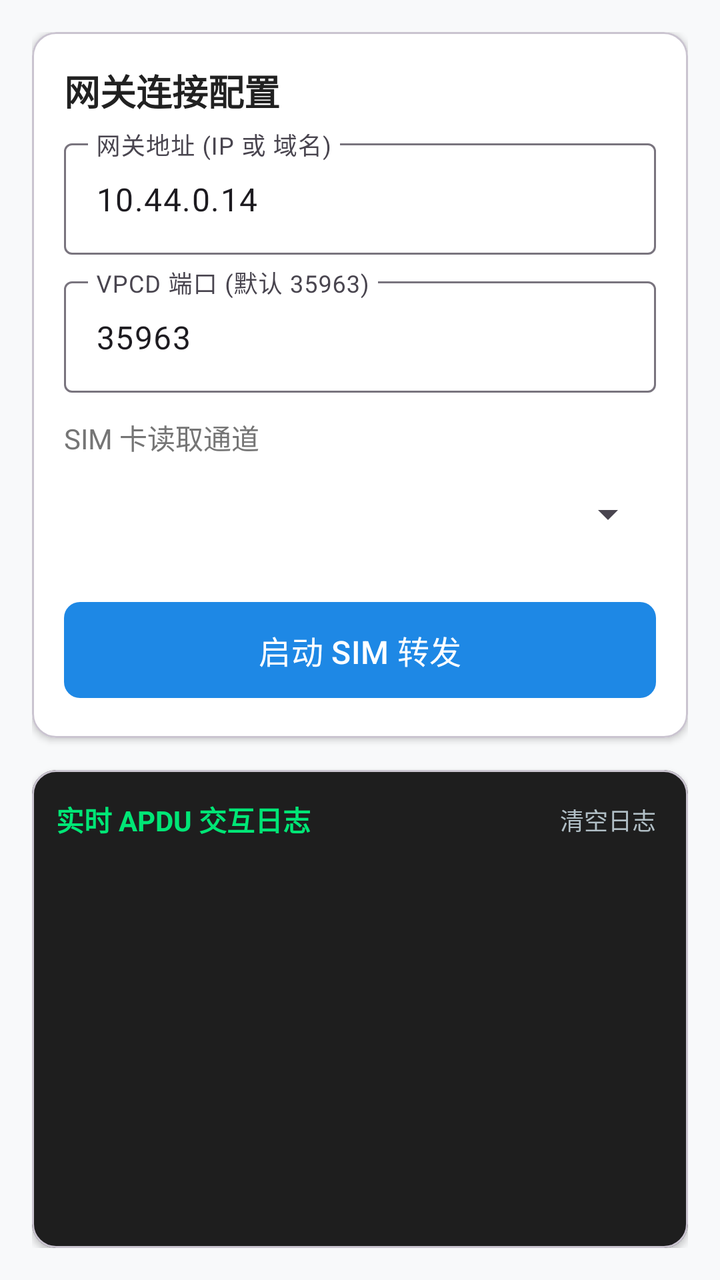
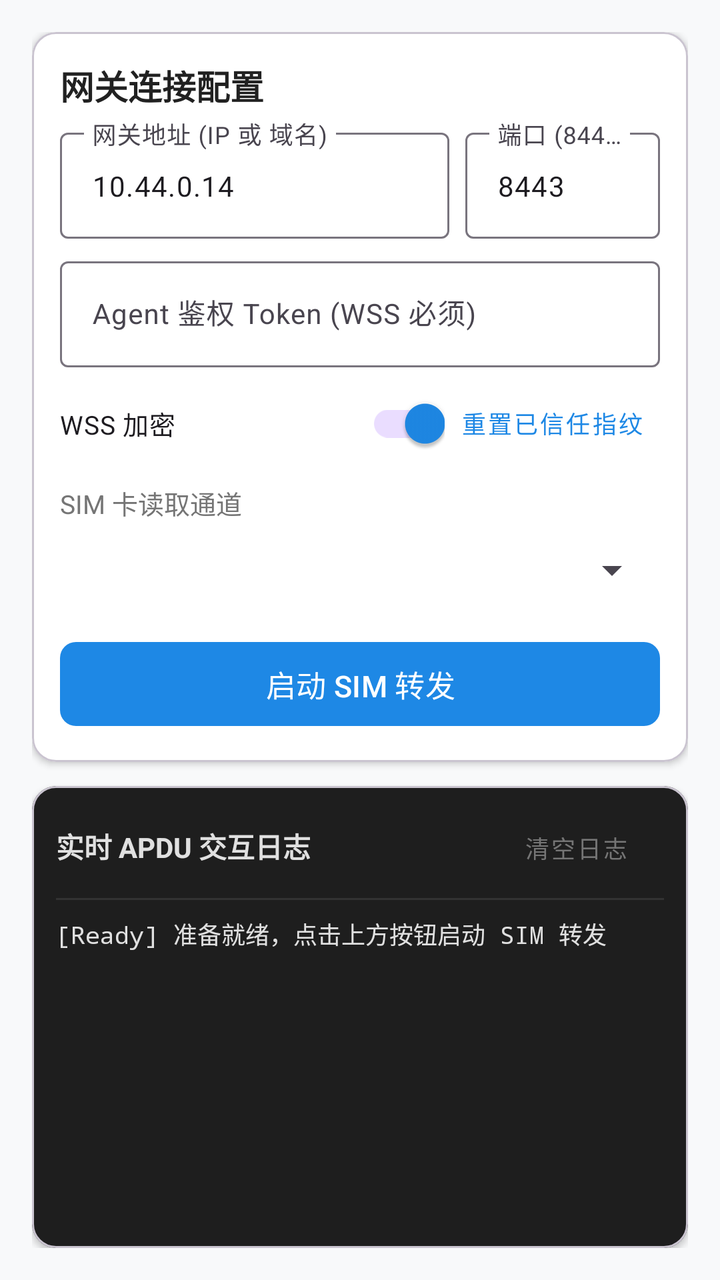

Screens rendered from an Android XML layout before and after an edit, with the pre-edit source and the edit as a unified diff.
<!-- AndroidManifest.xml: application theme Theme.MddCardAgent -->
<!-- res/layout/activity_main.xml -->
<?xml version="1.0" encoding="utf-8"?>
<LinearLayout xmlns:android="http://schemas.android.com/apk/res/android"
    xmlns:app="http://schemas.android.com/apk/res-auto"
    android:layout_width="match_parent"
    android:layout_height="match_parent"
    android:orientation="vertical"
    android:padding="16dp"
    android:background="@color/background">

    
    <com.google.android.material.card.MaterialCardView
        android:layout_width="match_parent"
        android:layout_height="wrap_content"
        android:layout_marginBottom="16dp"
        app:cardCornerRadius="12dp"
        app:cardElevation="2dp"
        app:cardBackgroundColor="@color/surface">

        <LinearLayout
            android:layout_width="match_parent"
            android:layout_height="wrap_content"
            android:orientation="vertical"
            android:padding="16dp">

            <TextView
                android:layout_width="wrap_content"
                android:layout_height="wrap_content"
                android:text="@string/server_config"
                android:textSize="18sp"
                android:textStyle="bold"
                android:textColor="@color/text_primary" />

            <com.google.android.material.textfield.TextInputLayout
                android:layout_width="match_parent"
                android:layout_height="wrap_content"
                android:layout_marginTop="8dp"
                android:hint="@string/gateway_host">

                <com.google.android.material.textfield.TextInputEditText
                    android:id="@+id/editHost"
                    android:layout_width="match_parent"
                    android:layout_height="wrap_content"
                    android:text="10.44.0.14"
                    android:inputType="textUri" />
            </com.google.android.material.textfield.TextInputLayout>

            <com.google.android.material.textfield.TextInputLayout
                android:layout_width="match_parent"
                android:layout_height="wrap_content"
                android:layout_marginTop="8dp"
                android:hint="@string/gateway_port">

                <com.google.android.material.textfield.TextInputEditText
                    android:id="@+id/editPort"
                    android:layout_width="match_parent"
                    android:layout_height="wrap_content"
                    android:text="35963"
                    android:inputType="number" />
            </com.google.android.material.textfield.TextInputLayout>

            <TextView
                android:layout_width="wrap_content"
                android:layout_height="wrap_content"
                android:layout_marginTop="12dp"
                android:text="@string/smartcard_channel"
                android:textSize="14sp"
                android:textColor="@color/text_secondary" />

            <Spinner
                android:id="@+id/spinnerChannel"
                android:layout_width="match_parent"
                android:layout_height="48dp"
                android:layout_marginTop="4dp" />

            <com.google.android.material.button.MaterialButton
                android:id="@+id/btnToggleService"
                android:layout_width="match_parent"
                android:layout_height="56dp"
                android:layout_marginTop="16dp"
                android:text="@string/start_service"
                android:textSize="16sp"
                app:cornerRadius="8dp" />

        </LinearLayout>
    </com.google.android.material.card.MaterialCardView>

    
    <com.google.android.material.card.MaterialCardView
        android:layout_width="match_parent"
        android:layout_height="0dp"
        android:layout_weight="1"
        app:cardCornerRadius="12dp"
        app:cardElevation="2dp"
        app:cardBackgroundColor="@color/terminal_bg">

        <LinearLayout
            android:layout_width="match_parent"
            android:layout_height="match_parent"
            android:orientation="vertical"
            android:padding="12dp">

            <RelativeLayout
                android:layout_width="match_parent"
                android:layout_height="wrap_content"
                android:layout_marginBottom="8dp">

                <TextView
                    android:layout_width="wrap_content"
                    android:layout_height="wrap_content"
                    android:layout_alignParentStart="true"
                    android:layout_centerVertical="true"
                    android:text="@string/traffic_log"
                    android:textColor="@color/accent"
                    android:textStyle="bold"
                    android:textSize="14sp" />

                <TextView
                    android:id="@+id/btnClearLog"
                    android:layout_width="wrap_content"
                    android:layout_height="wrap_content"
                    android:layout_alignParentEnd="true"
                    android:layout_centerVertical="true"
                    android:text="@string/clear_log"
                    android:textColor="#B0BEC5"
                    android:padding="4dp"
                    android:textSize="12sp" />
            </RelativeLayout>

            <ScrollView
                android:id="@+id/scrollLog"
                android:layout_width="match_parent"
                android:layout_height="match_parent"
                android:fillViewport="true">

                <TextView
                    android:id="@+id/tvLogs"
                    android:layout_width="match_parent"
                    android:layout_height="wrap_content"
                    android:fontFamily="monospace"
                    android:textColor="@color/terminal_text"
                    android:textSize="11sp"
                    android:textIsSelectable="true" />
            </ScrollView>
        </LinearLayout>
    </com.google.android.material.card.MaterialCardView>

</LinearLayout>
<!-- resources referenced by this layout -->
<resources>
  <color name="accent">#00E676</color>
  <color name="background">#F8F9FA</color>
  <color name="surface">#FFFFFF</color>
  <color name="terminal_bg">#1E1E1E</color>
  <color name="terminal_text">#E0E0E0</color>
  <color name="text_primary">#212121</color>
  <color name="text_secondary">#757575</color>
  <string name="clear_log">清空日志</string>
  <string name="gateway_host">网关地址 (IP 或 域名)</string>
  <string name="gateway_port">VPCD 端口 (默认 35963)</string>
  <string name="server_config">网关连接配置</string>
  <string name="smartcard_channel">SIM 卡读取通道</string>
  <string name="start_service">启动 SIM 转发</string>
  <string name="traffic_log">实时 APDU 交互日志</string>
  <style name="Theme.MddCardAgent" parent="Theme.Material3.DayNight.NoActionBar">
          <item name="colorPrimary">@color/primary</item>
          <item name="colorSecondary">@color/accent</item>
          <item name="android:statusBarColor">@color/surface</item>
          <item name="android:windowLightStatusBar">true</item>
      </style>
  <color name="primary">#1E88E5</color>
</resources>

<!-- the commit's change to res/layout/activity_main.xml (unified diff, before → after) -->
@@ -11,7 +11,7 @@
     <com.google.android.material.card.MaterialCardView
         android:layout_width="match_parent"
         android:layout_height="wrap_content"
-        android:layout_marginBottom="16dp"
+        android:layout_marginBottom="12dp"
         app:cardCornerRadius="12dp"
         app:cardElevation="2dp"
         app:cardBackgroundColor="@color/surface">
@@ -20,65 +20,117 @@
             android:layout_width="match_parent"
             android:layout_height="wrap_content"
             android:orientation="vertical"
-            android:padding="16dp">
+            android:padding="14dp">
 
             <TextView
                 android:layout_width="wrap_content"
                 android:layout_height="wrap_content"
                 android:text="@string/server_config"
-                android:textSize="18sp"
+                android:textSize="17sp"
                 android:textStyle="bold"
                 android:textColor="@color/text_primary" />
 
+            
+            <LinearLayout
+                android:layout_width="match_parent"
+                android:layout_height="wrap_content"
+                android:orientation="horizontal"
+                android:layout_marginTop="6dp">
+
+                <com.google.android.material.textfield.TextInputLayout
+                    android:layout_width="0dp"
+                    android:layout_height="wrap_content"
+                    android:layout_weight="2"
+                    android:hint="@string/gateway_host">
+
+                    <com.google.android.material.textfield.TextInputEditText
+                        android:id="@+id/editHost"
+                        android:layout_width="match_parent"
+                        android:layout_height="wrap_content"
+                        android:text="10.44.0.14"
+                        android:textSize="14sp"
+                        android:inputType="textUri" />
+                </com.google.android.material.textfield.TextInputLayout>
+
+                <com.google.android.material.textfield.TextInputLayout
+                    android:layout_width="0dp"
+                    android:layout_height="wrap_content"
+                    android:layout_weight="1"
+                    android:layout_marginStart="8dp"
+                    android:hint="@string/gateway_port">
+
+                    <com.google.android.material.textfield.TextInputEditText
+                        android:id="@+id/editPort"
+                        android:layout_width="match_parent"
+                        android:layout_height="wrap_content"
+                        android:text="8443"
+                        android:textSize="14sp"
+                        android:inputType="number" />
+                </com.google.android.material.textfield.TextInputLayout>
+            </LinearLayout>
+
+            
             <com.google.android.material.textfield.TextInputLayout
                 android:layout_width="match_parent"
                 android:layout_height="wrap_content"
-                android:layout_marginTop="8dp"
-                android:hint="@string/gateway_host">
+                android:layout_marginTop="6dp"
+                android:hint="@string/gateway_token">
 
                 <com.google.android.material.textfield.TextInputEditText
-                    android:id="@+id/editHost"
+                    android:id="@+id/editToken"
                     android:layout_width="match_parent"
                     android:layout_height="wrap_content"
-                    android:text="10.44.0.14"
-                    android:inputType="textUri" />
+                    android:textSize="14sp"
+                    android:inputType="textPassword|textNoSuggestions" />
             </com.google.android.material.textfield.TextInputLayout>
 
-            <com.google.android.material.textfield.TextInputLayout
-                android:layout_width="match_parent"
-                android:layout_height="wrap_content"
-                android:layout_marginTop="8dp"
-                android:hint="@string/gateway_port">
-
-                <com.google.android.material.textfield.TextInputEditText
-                    android:id="@+id/editPort"
-                    android:layout_width="match_parent"
-                    android:layout_height="wrap_content"
-                    android:text="35963"
-                    android:inputType="number" />
-            </com.google.android.material.textfield.TextInputLayout>
+            
+            <LinearLayout
+                android:layout_width="match_parent"
+                android:layout_height="wrap_content"
+                android:orientation="horizontal"
+                android:gravity="center_vertical"
+                android:layout_marginTop="4dp">
+
+                <com.google.android.material.switchmaterial.SwitchMaterial
+                    android:id="@+id/switchWss"
+                    android:layout_width="0dp"
+                    android:layout_height="wrap_content"
+                    android:layout_weight="1"
+                    android:checked="true"
+                    android:text="WSS 加密"
+                    android:textSize="13sp" />
+
+                <com.google.android.material.button.MaterialButton
+                    android:id="@+id/btnResetPin"
+                    android:layout_width="wrap_content"
+                    android:layout_height="wrap_content"
+                    android:text="@string/reset_pin"
+                    android:textSize="12sp"
+                    style="@style/Widget.MaterialComponents.Button.TextButton" />
+            </LinearLayout>
 
             <TextView
                 android:layout_width="wrap_content"
                 android:layout_height="wrap_content"
-                android:layout_marginTop="12dp"
+                android:layout_marginTop="6dp"
                 android:text="@string/smartcard_channel"
-                android:textSize="14sp"
+                android:textSize="13sp"
                 android:textColor="@color/text_secondary" />
 
             <Spinner
                 android:id="@+id/spinnerChannel"
                 android:layout_width="match_parent"
-                android:layout_height="48dp"
-                android:layout_marginTop="4dp" />
+                android:layout_height="44dp"
+                android:layout_marginTop="2dp" />
 
             <com.google.android.material.button.MaterialButton
                 android:id="@+id/btnToggleService"
                 android:layout_width="match_parent"
-                android:layout_height="56dp"
-                android:layout_marginTop="16dp"
+                android:layout_height="50dp"
+                android:layout_marginTop="10dp"
                 android:text="@string/start_service"
-                android:textSize="16sp"
+                android:textSize="15sp"
                 app:cornerRadius="8dp" />
 
         </LinearLayout>
@@ -99,38 +151,44 @@
             android:orientation="vertical"
             android:padding="12dp">
 
-            <RelativeLayout
-                android:layout_width="match_parent"
-                android:layout_height="wrap_content"
-                android:layout_marginBottom="8dp">
+            <LinearLayout
+                android:layout_width="match_parent"
+                android:layout_height="wrap_content"
+                android:orientation="horizontal"
+                android:gravity="center_vertical"
+                android:paddingBottom="8dp">
 
                 <TextView
-                    android:layout_width="wrap_content"
-                    android:layout_height="wrap_content"
-                    android:layout_alignParentStart="true"
-                    android:layout_centerVertical="true"
+                    android:layout_width="0dp"
+                    android:layout_height="wrap_content"
+                    android:layout_weight="1"
                     android:text="@string/traffic_log"
-                    android:textColor="@color/accent"
-                    android:textStyle="bold"
-                    android:textSize="14sp" />
-
-                <TextView
+                    android:textColor="@color/terminal_text"
+                    android:textSize="14sp"
+                    android:textStyle="bold" />
+
+                <com.google.android.material.button.MaterialButton
                     android:id="@+id/btnClearLog"
                     android:layout_width="wrap_content"
-                    android:layout_height="wrap_content"
-                    android:layout_alignParentEnd="true"
-                    android:layout_centerVertical="true"
+                    android:layout_height="36dp"
                     android:text="@string/clear_log"
-                    android:textColor="#B0BEC5"
-                    android:padding="4dp"
-                    android:textSize="12sp" />
-            </RelativeLayout>
+                    android:textSize="12sp"
+                    style="@style/Widget.MaterialComponents.Button.TextButton"
+                    android:textColor="@color/text_secondary" />
+            </LinearLayout>
+
+            <View
+                android:layout_width="match_parent"
+                android:layout_height="1dp"
+                android:background="#333333" />
 
             <ScrollView
                 android:id="@+id/scrollLog"
                 android:layout_width="match_parent"
-                android:layout_height="match_parent"
-                android:fillViewport="true">
+                android:layout_height="0dp"
+                android:layout_weight="1"
+                android:layout_marginTop="8dp"
+                android:scrollbars="vertical">
 
                 <TextView
                     android:id="@+id/tvLogs"
@@ -138,8 +196,9 @@
                     android:layout_height="wrap_content"
                     android:fontFamily="monospace"
                     android:textColor="@color/terminal_text"
-                    android:textSize="11sp"
-                    android:textIsSelectable="true" />
+                    android:textSize="12sp"
+                    android:lineSpacingExtra="3dp"
+                    android:text="[Ready] 准备就绪，点击上方按钮启动 SIM 转发\n" />
             </ScrollView>
         </LinearLayout>
     </com.google.android.material.card.MaterialCardView>
<!-- resource entries referenced after the edit -->
@@ -9,7 +9,9 @@
   <color name="text_secondary">#757575</color>
   <string name="clear_log">清空日志</string>
   <string name="gateway_host">网关地址 (IP 或 域名)</string>
-  <string name="gateway_port">VPCD 端口 (默认 35963)</string>
+  <string name="gateway_port">端口 (8443 推荐 / 35963 明文)</string>
+  <string name="gateway_token">Agent 鉴权 Token (WSS 必须)</string>
+  <string name="reset_pin">重置已信任指纹</string>
   <string name="server_config">网关连接配置</string>
   <string name="smartcard_channel">SIM 卡读取通道</string>
   <string name="start_service">启动 SIM 转发</string>
